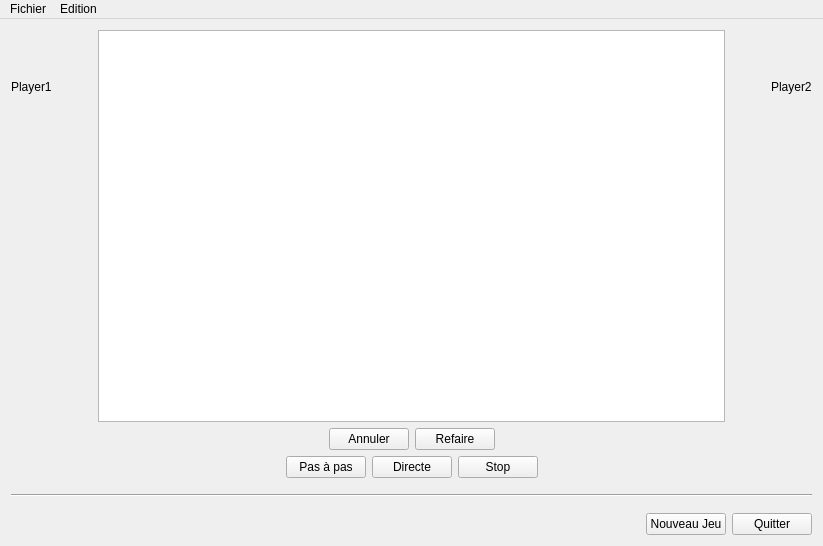
Old version of the form preprojet/CV/Gauffre/GameWindow.ui in the repository paboccard/Projet_Prog_Jeu.
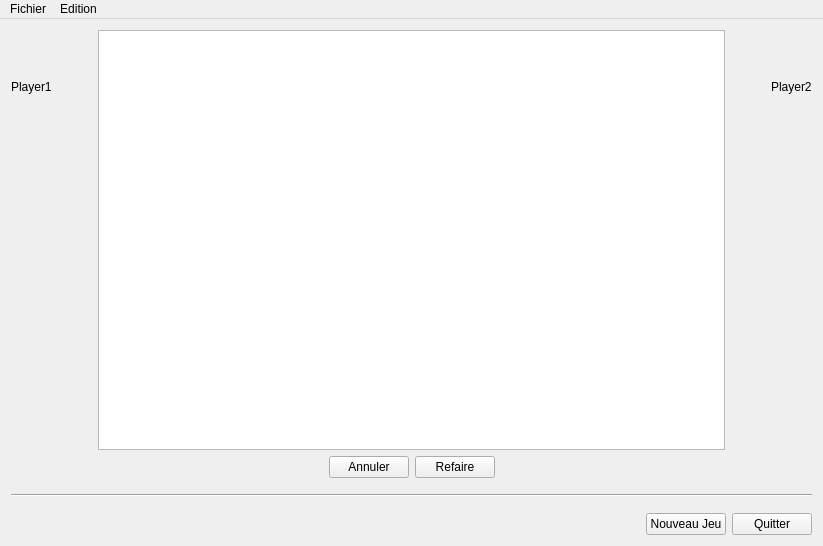
New version of the form.

Commit message: enlever boutons step by step, stop, nonstop

```diff
--- a/preprojet/CV/Gauffre/GameWindow.ui
+++ b/preprojet/CV/Gauffre/GameWindow.ui
@@ -200,55 +200,7 @@
      </layout>
     </item>
     <item>
-     <layout class="QHBoxLayout" name="horizontalLayout_4">
-      <item>
-       <spacer name="horizontalSpacer_4">
-        <property name="orientation">
-         <enum>Qt::Horizontal</enum>
-        </property>
-        <property name="sizeHint" stdset="0">
-         <size>
-          <width>40</width>
-          <height>20</height>
-         </size>
-        </property>
-       </spacer>
-      </item>
-      <item>
-       <widget class="QPushButton" name="stepByStepButton">
-        <property name="text">
-         <string>Pas à pas</string>
-        </property>
-       </widget>
-      </item>
-      <item>
-       <widget class="QPushButton" name="nonstopButton">
-        <property name="text">
-         <string>Directe</string>
-        </property>
-       </widget>
-      </item>
-      <item>
-       <widget class="QPushButton" name="stopButton">
-        <property name="text">
-         <string>Stop</string>
-        </property>
-       </widget>
-      </item>
-      <item>
-       <spacer name="horizontalSpacer_5">
-        <property name="orientation">
-         <enum>Qt::Horizontal</enum>
-        </property>
-        <property name="sizeHint" stdset="0">
-         <size>
-          <width>40</width>
-          <height>20</height>
-         </size>
-        </property>
-       </spacer>
-      </item>
-     </layout>
+     <layout class="QHBoxLayout" name="horizontalLayout_4"/>
     </item>
     <item>
      <spacer name="verticalSpacer_6">
```
